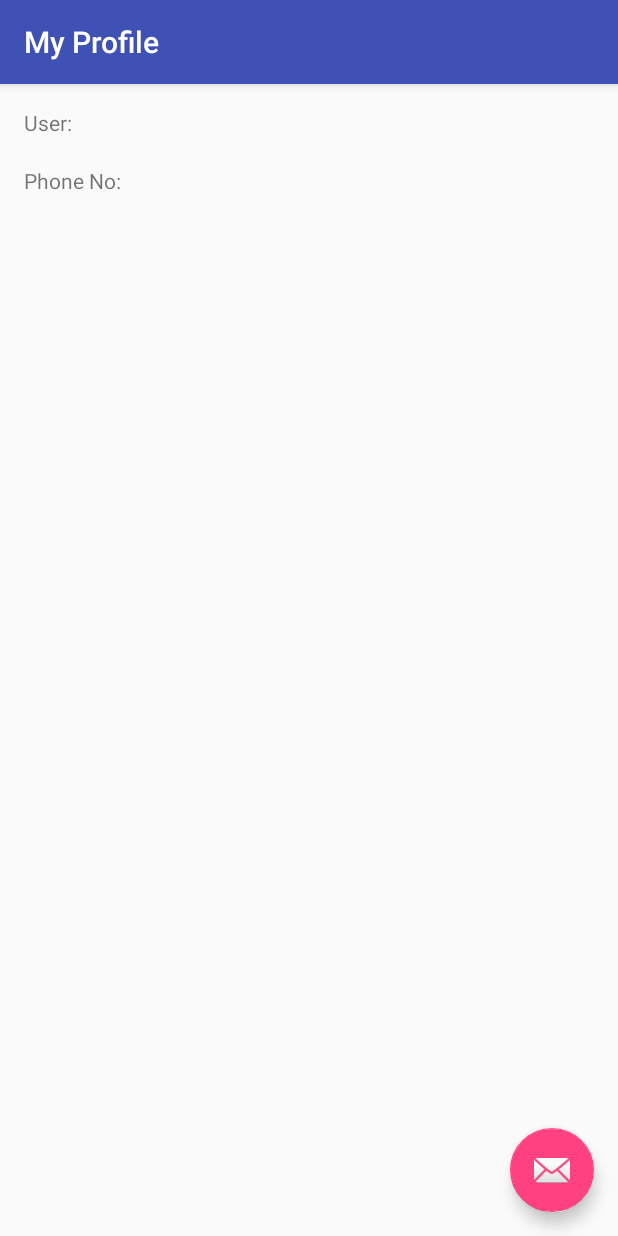
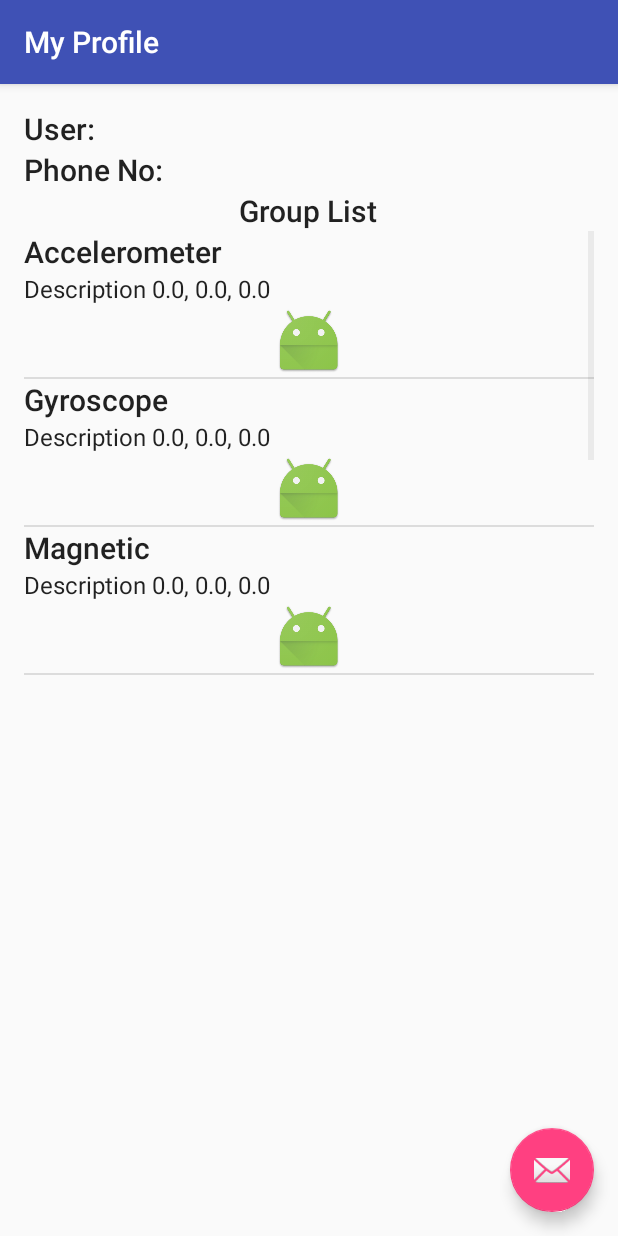
Before and after one commit to antarikshnarain/GLAT, an Android app: the ProfilePage screen opened directly, with no data from a screen before it, on a phone screen of 412 x 824 dp. Run offline under Robolectric (Android 15) with nearby library versions, the light colour scheme and no system bars.

Commit message:
List View with custom adapter
Added a custom list view adapter
custom view for list elements
Which shows sensor data in list format updated every 1000ms.

```diff
--- a/GeoMania/app/build.gradle
+++ b/GeoMania/app/build.gradle
@@ -1,12 +1,12 @@
 apply plugin: 'com.android.application'
 
 android {
-    compileSdkVersion 24
+    compileSdkVersion 23
     buildToolsVersion "25.0.2"
     defaultConfig {
         applicationId "com.lasser.play.geomania"
         minSdkVersion 23
-        targetSdkVersion 24
+        targetSdkVersion 23
         versionCode 1
         versionName "1.0"
         testInstrumentationRunner "android.support.test.runner.AndroidJUnitRunner"
--- a/GeoMania/app/src/main/AndroidManifest.xml
+++ b/GeoMania/app/src/main/AndroidManifest.xml
@@ -28,6 +28,7 @@
             android:label="@string/app_name"
             android:theme="@style/AppTheme">
             <intent-filter>
+
                 <action android:name="android.intent.action.MAIN" />
 
                 <category android:name="android.intent.category.LAUNCHER" />
@@ -46,6 +47,7 @@
             android:name=".ProfilePage"
             android:label="@string/title_activity_profile_page"
             android:theme="@style/AppTheme.NoActionBar"></activity>
+
     </application>
 
 </manifest>
--- /dev/null
+++ b/GeoMania/app/src/main/java/com/lasser/play/geomania/CustomGroupListAdapter.java
@@ -0,0 +1,44 @@
+package com.lasser.play.geomania;
+
+import android.app.Activity;
+import android.view.LayoutInflater;
+import android.view.View;
+import android.view.ViewGroup;
+import android.widget.ArrayAdapter;
+import android.widget.ImageView;
+import android.widget.TextView;
+
+/**
+ * Created by antar on 06-Feb-17.
+ */
+
+public class CustomGroupListAdapter extends ArrayAdapter<String> {
+
+    private final Activity context;
+    private final String[] itemTitle;
+    private final String[] itemContent;
+    private final Integer imgid;
+
+    public CustomGroupListAdapter(Activity context, String[] itemTitle, String[] itemContent, Integer imgid) {
+        super(context, R.layout.my_list_group_gps, itemTitle);
+        // TODO Auto-generated constructor stub
+
+        this.context=context;
+        this.itemTitle=itemTitle;
+        this.itemContent = itemContent;
+        this.imgid=imgid;
+    }
+    public View getView(int position, View view, ViewGroup parent) {
+        LayoutInflater inflater=context.getLayoutInflater();
+        View rowView=inflater.inflate(R.layout.my_list_group_gps, null,true);
+        TextView txtTitle = (TextView) rowView.findViewById(R.id.listTextView_Title);
+        ImageView imageView = (ImageView) rowView.findViewById(R.id.icon);
+        TextView extratxt = (TextView) rowView.findViewById(R.id.listTextView_Content);
+
+        txtTitle.setText(itemTitle[position]);
+        //imageView.setImageResource(imgid);
+        extratxt.setText("Description "+itemContent[position]);
+        return rowView;
+
+    };
+}
--- a/GeoMania/app/src/main/java/com/lasser/play/geomania/ProfilePage.java
+++ b/GeoMania/app/src/main/java/com/lasser/play/geomania/ProfilePage.java
@@ -1,40 +1,86 @@
 package com.lasser.play.geomania;
 
-import android.database.Cursor;
+import android.hardware.Sensor;
+import android.hardware.SensorEvent;
+import android.hardware.SensorEventListener;
 import android.os.Bundle;
+import android.os.Handler;
 import android.support.design.widget.FloatingActionButton;
 import android.support.design.widget.Snackbar;
 import android.support.v7.app.AppCompatActivity;
 import android.support.v7.widget.Toolbar;
 import android.view.View;
-import android.widget.ListAdapter;
+import android.widget.AdapterView;
+import android.widget.ArrayAdapter;
 import android.widget.ListView;
+import android.widget.Toast;
 
 import java.util.ArrayList;
 
-public class ProfilePage extends AppCompatActivity {
+public class ProfilePage extends AppCompatActivity{
 
-    ArrayList<String> GroupList = new ArrayList<String>();
-    ListView groupView;
+    ArrayList<String> list = new ArrayList<String>();
+    CustomGroupListAdapter adapter;
+    String[] itemTitle={"Accelerometer","Gyroscope","Magnetic","Pressure","Proximity","Location"};
+    String[] itemContent=new String[6];
+    ListView myList;
+    SensorData sensorData;
     @Override
     protected void onCreate(Bundle savedInstanceState) {
         super.onCreate(savedInstanceState);
         setContentView(R.layout.activity_profile_page);
         Toolbar toolbar = (Toolbar) findViewById(R.id.toolbar);
         setSupportActionBar(toolbar);
-        groupView = (ListView) findViewById(R.id.listview);
+        sensorData = new SensorData(this);
+        adapter = new CustomGroupListAdapter(this,itemTitle,itemContent,R.drawable.ic_launcher);
+        myList = (ListView) findViewById(R.id.groupListView);
+        myList.setAdapter(adapter);
+        myList.setOnItemClickListener(new AdapterView.OnItemClickListener() {
+            @Override
+            public void onItemClick(AdapterView<?> parent, View view, int position, long id) {
+                String SelectedItem = itemTitle[+position];
+                Toast.makeText(getApplicationContext(),SelectedItem,Toast.LENGTH_SHORT).show();
+            }
+        });
         FloatingActionButton fab = (FloatingActionButton) findViewById(R.id.fab);
         fab.setOnClickListener(new View.OnClickListener() {
             @Override
             public void onClick(View view) {
-                Snackbar.make(view, "Replace with your own action", Snackbar.LENGTH_LONG)
+                Snackbar.make(view, "Sensor Data Updated", Snackbar.LENGTH_SHORT)
                         .setAction("Action", null).show();
+                updateData();
             }
         });
-        GroupList.add("Alpha");
-        GroupList.add("Beta");
-        GroupList.add(("Gamma"));
-        ListAdapter groupAdapter = groupView.getAdapter();
+        final Handler h = new Handler();
+        final int delay = 1000; //milliseconds
+
+        h.postDelayed(new Runnable(){
+            public void run(){
+                //do something
+                updateData();
+                // To update the list
+                adapter.notifyDataSetChanged();
+                h.postDelayed(this, delay);
+            }
+        }, delay);
     }
-
+    public void updateData(){
+        itemContent[0] = sensorData.accelerometer[0] + ", " + sensorData.accelerometer[1] + ", "+ sensorData.accelerometer[2];
+        itemContent[1] = sensorData.gyroscope[0] + ", " + sensorData.gyroscope[1] + ", " + sensorData.gyroscope[2];
+        itemContent[2] = sensorData.magnetic[0] + ", " + sensorData.magnetic[1] + ", " + sensorData.magnetic[2];
+        itemContent[3] = ""+sensorData.pressure;
+        itemContent[4] = ""+sensorData.proximity;
+        itemContent[5] = sensorData.gps_lati + ", " + sensorData.gps_longi;
+    }
+    public void releaseSensors(View v){
+        sensorData.Unregister();
+    }
+    public void onPause(){
+        super.onPause();
+        sensorData.Unregister();
+    }
+    public void onStop(){
+        super.onStop();
+        sensorData.Unregister();
+    }
 }
--- a/GeoMania/app/src/main/java/com/lasser/play/geomania/SensorData.java
+++ b/GeoMania/app/src/main/java/com/lasser/play/geomania/SensorData.java
@@ -49,7 +49,7 @@ public class SensorData {
                 magnetic[1] = sensorEvent.values[1];
                 magnetic[2] = sensorEvent.values[2];
             }
-            if (sensorEvent.sensor.getType() == Sensor.TYPE_PRESSURE){
+            if (sensorEvent.sensor.getType() == Sensor.TYPE_PRESSURE) {
                 pressure = sensorEvent.values[0];
             }
             //if(mContext.checkSelfPermission(Manifest.permission.ACCESS_FINE_LOCATION)== PackageManager.PERMISSION_GRANTED)
--- a/GeoMania/app/src/main/res/layout/content_profile_page.xml
+++ b/GeoMania/app/src/main/res/layout/content_profile_page.xml
@@ -17,24 +17,34 @@
         android:text="User: "
         android:layout_width="wrap_content"
         android:layout_height="wrap_content"
+        android:id="@+id/user_name"
         android:layout_alignParentTop="true"
         android:layout_alignParentStart="true"
-        android:id="@+id/user_name" />
+        android:textAppearance="@style/TextAppearance.AppCompat.Title" />
 
     <TextView
         android:text="Phone No: "
         android:layout_width="wrap_content"
         android:layout_height="wrap_content"
+        android:id="@+id/user_phoneno"
+        android:textAppearance="@style/TextAppearance.AppCompat.Title"
         android:layout_below="@+id/user_name"
-        android:layout_marginTop="19dp"
-        android:id="@+id/user_phoneno" />
+        android:layout_alignParentStart="true" />
+
+    <TextView
+        android:text="Group List"
+        android:layout_width="wrap_content"
+        android:layout_height="wrap_content"
+        android:layout_below="@+id/user_phoneno"
+        android:layout_centerHorizontal="true"
+        android:id="@+id/textView_const"
+        android:textAppearance="@style/TextAppearance.AppCompat.Light.SearchResult.Title" />
 
     <ListView
         android:layout_width="match_parent"
-        android:layout_height="match_parent"
-        android:layout_below="@+id/user_phoneno"
-        android:layout_centerHorizontal="true"
-        android:layout_marginTop="18dp"
-        android:id="@+id/listview" />
+        android:layout_height="300dp"
+        android:id="@+id/groupListView"
+        android:layout_below="@+id/textView_const"
+        android:layout_alignParentStart="true" />
 
 </RelativeLayout>
--- /dev/null
+++ b/GeoMania/app/src/main/res/layout/my_list_group_gps.xml
@@ -0,0 +1,26 @@
+<?xml version="1.0" encoding="utf-8"?>
+<LinearLayout xmlns:android="http://schemas.android.com/apk/res/android"
+    xmlns:app="http://schemas.android.com/apk/res-auto"
+    android:orientation="vertical" android:layout_width="match_parent"
+    android:layout_height="match_parent">
+
+    <TextView
+        android:text="TextView"
+        android:layout_width="match_parent"
+        android:layout_height="wrap_content"
+        android:id="@+id/listTextView_Title"
+        android:textAppearance="@style/TextAppearance.AppCompat.Light.SearchResult.Title" />
+
+    <TextView
+        android:text="TextView"
+        android:layout_width="match_parent"
+        android:layout_height="wrap_content"
+        android:id="@+id/listTextView_Content"
+        android:textAppearance="@style/TextAppearance.AppCompat.SearchResult.Subtitle" />
+
+    <ImageView
+        android:layout_width="match_parent"
+        android:layout_height="wrap_content"
+        app:srcCompat="@mipmap/ic_launcher"
+        android:id="@+id/listImageView" />
+</LinearLayout>
```
Also changed, not shown: GeoMania/app/src/main/res/drawable/ic_launcher.png (added).
